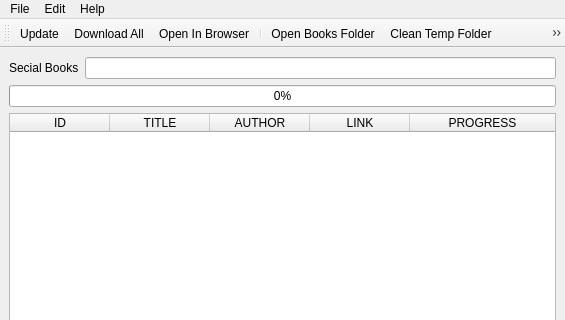
suseme/books, file res/main.ui: the form before one commit; both pictures show x 0 to 565 and y 0 to 320 of the 565 by 640 pixel window.
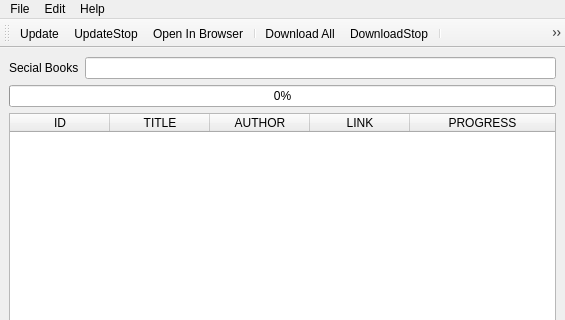
The form after the commit. Icons and pictures are not drawn.

Commit message: add stop button

```diff
--- a/res/main.ui
+++ b/res/main.ui
@@ -156,9 +156,12 @@
     <bool>false</bool>
    </attribute>
    <addaction name="actionUpdate"/>
-   <addaction name="actionDownloadAll"/>
+   <addaction name="actionUpdateStop"/>
    <addaction name="actionOpenInBrowser"/>
    <addaction name="separator"/>
+   <addaction name="actionDownloadAll"/>
+   <addaction name="actionDownloadStop"/>
+   <addaction name="separator"/>
    <addaction name="actionOpenBooksFolder"/>
    <addaction name="actionClean_Temp_Folder"/>
    <addaction name="actionRename_All"/>
@@ -319,6 +322,30 @@
     <string>Rename</string>
    </property>
   </action>
+  <action name="actionUpdateStop">
+   <property name="icon">
+    <iconset resource="res.qrc">
+     <normaloff>:/img/Stop_64px_1183587_easyicon.net.png</normaloff>:/img/Stop_64px_1183587_easyicon.net.png</iconset>
+   </property>
+   <property name="text">
+    <string>UpdateStop</string>
+   </property>
+   <property name="toolTip">
+    <string>Stop update special</string>
+   </property>
+  </action>
+  <action name="actionDownloadStop">
+   <property name="icon">
+    <iconset resource="res.qrc">
+     <normaloff>:/img/stop_64px_1183450_easyicon.net.png</normaloff>:/img/stop_64px_1183450_easyicon.net.png</iconset>
+   </property>
+   <property name="text">
+    <string>DownloadStop</string>
+   </property>
+   <property name="toolTip">
+    <string>Stop download</string>
+   </property>
+  </action>
  </widget>
  <resources>
   <include location="res.qrc"/>
```
Left out of the diff: 38 changed lines with no effect on the pictures. The commit also changes 11 other files.
